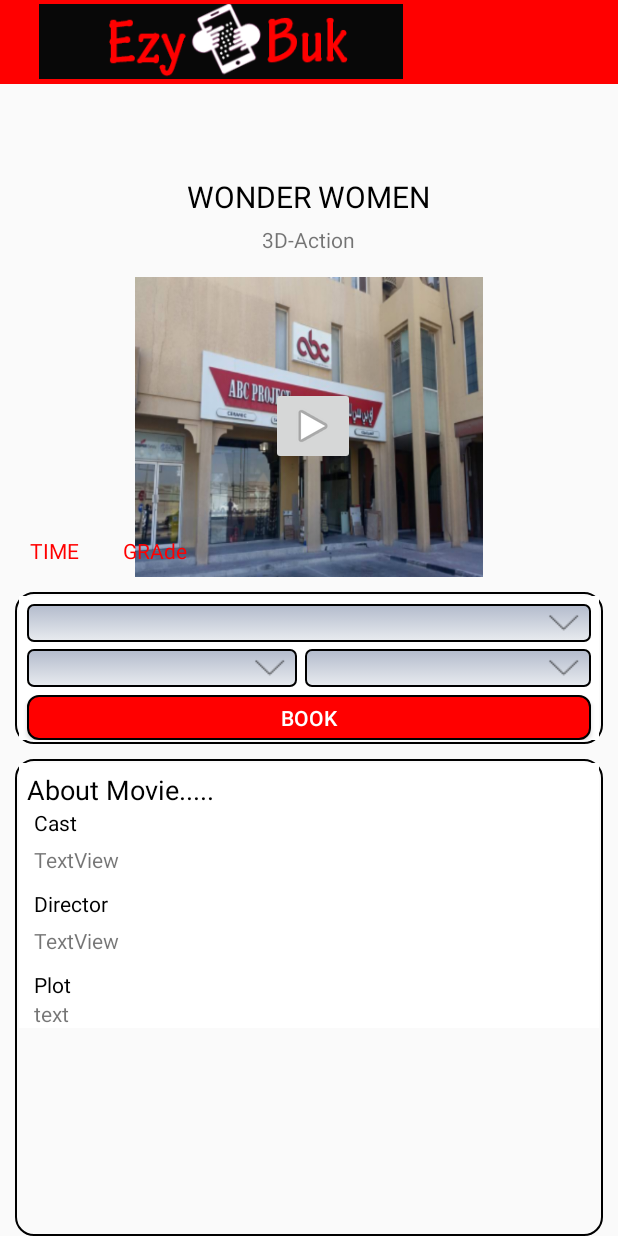
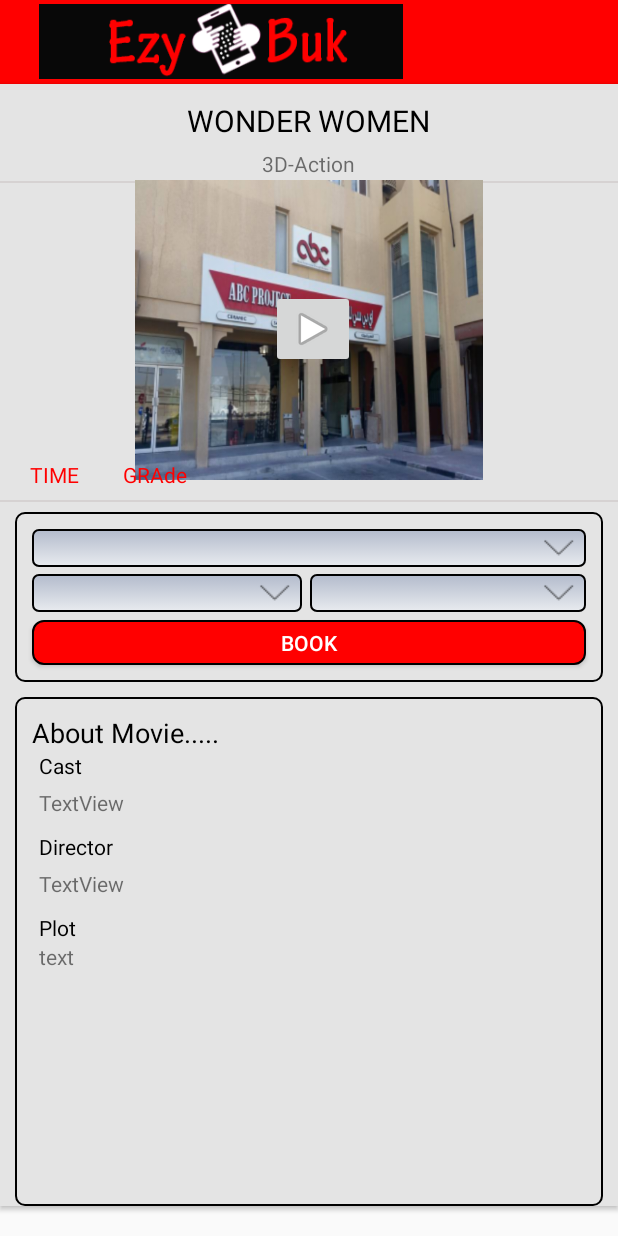
Before and after one commit to geethanaidu24/EzyBuk, an Android app: the layout activity_movie_booking.xml on its own in the app's theme, with its tools: preview values and no code run, on a phone screen of 412 x 824 dp. Run offline under Robolectric (Android 15) with nearby library versions, the phone set to English and light mode, and no system bars.

Commit message:
EB changes1

```diff
--- a/app/build.gradle
+++ b/app/build.gradle
@@ -25,6 +25,7 @@ dependencies {
         exclude group: 'com.android.support', module: 'support-annotations'
     })
     compile project(path: ':libs:ViewPagerIndicator-Library')
+    compile 'de.hdodenhof:circleimageview:1.3.0'
 
     compile 'com.android.support:appcompat-v7:25.3.1'
     compile 'com.android.support:appcompat-v7:25.3.1'
--- a/app/src/main/res/drawable/moviebutton.xml
+++ b/app/src/main/res/drawable/moviebutton.xml
@@ -1,5 +1,6 @@
 <?xml version="1.0" encoding="utf-8"?>
-<shape xmlns:android="http://schemas.android.com/apk/res/android">
+<shape xmlns:android="http://schemas.android.com/apk/res/android"
+    android:color="@color/white"   >
 
 
     <stroke android:width="1dp"
@@ -12,8 +13,8 @@
         android:bottom="1dp"
         />
 
-    <corners android:bottomRightRadius="12dp"
-        android:bottomLeftRadius="12dp"
-        android:topLeftRadius="12dp"
-        android:topRightRadius="12dp"/>
+    <corners android:bottomRightRadius="6dp"
+        android:bottomLeftRadius="6dp"
+        android:topLeftRadius="6dp"
+        android:topRightRadius="6dp"/>
 </shape>
--- a/app/src/main/res/layout/activity_main2.xml
+++ b/app/src/main/res/layout/activity_main2.xml
@@ -18,10 +18,11 @@
 
     <android.support.design.widget.NavigationView
         android:id="@+id/nav_view"
-        android:layout_width="wrap_content"
+        android:layout_width="200dp"
         android:layout_height="match_parent"
         android:layout_gravity="start"
         android:fitsSystemWindows="true"
-        app:menu="@menu/activity_main2_drawer" />
+        app:menu="@menu/activity_main2_drawer"
+        app:headerLayout="@layout/nav_header_main2"/>
 
 </android.support.v4.widget.DrawerLayout>
--- a/app/src/main/res/layout/activity_movie_booking.xml
+++ b/app/src/main/res/layout/activity_movie_booking.xml
@@ -26,11 +26,11 @@
             xmlns:app="http://schemas.android.com/apk/res-auto"
             android:orientation="vertical"
             android:elevation="2dp"
+            android:background="@color/divider"
             android:layout_below="@+id/toolbar"
             android:fillViewport="true"
-            android:layout_alignParentBottom="true"
-            android:layout_alignParentLeft="true"
-            android:layout_alignParentStart="true">
+            android:layout_marginBottom="20dp"
+           >
             <RelativeLayout
                 android:layout_width="match_parent"
                 android:layout_height="wrap_content"
@@ -42,7 +42,7 @@
                     android:layout_alignParentTop="true"
                     android:layout_alignParentLeft="true"
                     android:layout_alignParentStart="true"
-                    android:layout_marginTop="56dp">
+                    android:layout_marginTop="5dp">
 
                     <TextView
                         android:id="@+id/textView3"
@@ -65,6 +65,14 @@
                         android:layout_below="@+id/textView3"
                         android:layout_marginTop="5dp"
                         android:text="3D-Action" />
+                    <View
+                        android:id="@+id/sr2"
+                        android:layout_width="fill_parent"
+                        android:layout_height="1dp"
+                        android:layout_marginBottom="2dp"
+                        android:layout_marginTop="2dp"
+                        android:layout_below="@+id/textView4"
+                        android:background="@color/ddgrey" />
                     <ImageView
                         android:layout_width="match_parent"
                         android:layout_height="200dp"
@@ -73,7 +81,8 @@
                         android:layout_below="@+id/textView4"
                         android:layout_alignParentLeft="true"
                         android:layout_alignParentStart="true"
-                        android:layout_marginTop="15dp" />
+                        android:layout_marginTop="1dp"
+                        android:layout_marginBottom="1dp"/>
                     <ImageButton
                         android:id="@+id/imageButton"
                         android:layout_width="wrap_content"
@@ -108,6 +117,14 @@
                         android:text="GRAde" />
 
                 </RelativeLayout>
+                <View
+                    android:id="@+id/sr3"
+                    android:layout_width="fill_parent"
+                    android:layout_height="1dp"
+                    android:layout_marginBottom="2dp"
+                    android:layout_marginTop="2dp"
+                    android:layout_below="@+id/r4"
+                    android:background="@color/ddgrey" />
                 <RelativeLayout
                     android:layout_width="match_parent"
                     android:layout_height="wrap_content"
@@ -123,11 +140,11 @@
                         android:layout_width="match_parent"
                         android:layout_height="wrap_content"
 
-                        android:layout_marginLeft="2dp"
-                        android:layout_marginRight="2dp"
-                        android:layout_marginTop="2dp"
-                        android:layout_marginBottom="2dp"
-                        android:background="@color/white">
+                        android:layout_marginLeft="5dp"
+                        android:layout_marginRight="5dp"
+                        android:layout_marginTop="5dp"
+                        android:layout_marginBottom="5dp"
+                       >
 
 
                         <Spinner
@@ -197,6 +214,7 @@
                             android:layout_below="@+id/spinner3"
                             android:layout_centerHorizontal="true"
                             android:layout_marginTop="5dp"
+                            android:layout_marginBottom="5dp"
                             android:background="@drawable/bookbutton"
                             android:textColor="@color/white"
                             android:text="BOOK" />
@@ -216,11 +234,11 @@
                         android:layout_width="match_parent"
                         android:layout_height="wrap_content"
 
-                        android:layout_marginLeft="2dp"
-                        android:layout_marginRight="2dp"
-                        android:layout_marginTop="2dp"
-                        android:layout_marginBottom="2dp"
-                        android:background="@color/white">
+                        android:layout_marginLeft="5dp"
+                        android:layout_marginRight="5dp"
+                        android:layout_marginTop="5dp"
+                        android:layout_marginBottom="5dp"
+                      >
                         <TextView
                             android:id="@+id/textView5"
                             android:layout_width="wrap_content"
@@ -315,10 +333,12 @@
 
     <android.support.design.widget.NavigationView
         android:id="@+id/nav_view"
-        android:layout_width="wrap_content"
+        android:layout_width="200dp"
         android:layout_height="match_parent"
         android:layout_gravity="start"
         android:fitsSystemWindows="true"
-        app:menu="@menu/activity_main2_drawer" />
+        app:menu="@menu/activity_main2_drawer"
+        app:headerLayout="@layout/nav_header_main2"
+        />
 
 </android.support.v4.widget.DrawerLayout>
```
Also changed, not shown: app/src/main/AndroidManifest.xml (+5 -3 lines), app/src/main/res/layout/activity_payment.xml (+21 -7 lines), app/src/main/res/layout/nav_header_main2.xml (+50 -0 lines), app/src/main/res/layout/registration.xml (+30 -34 lines), app/src/main/res/values/styles.xml (line endings or trailing spaces).
